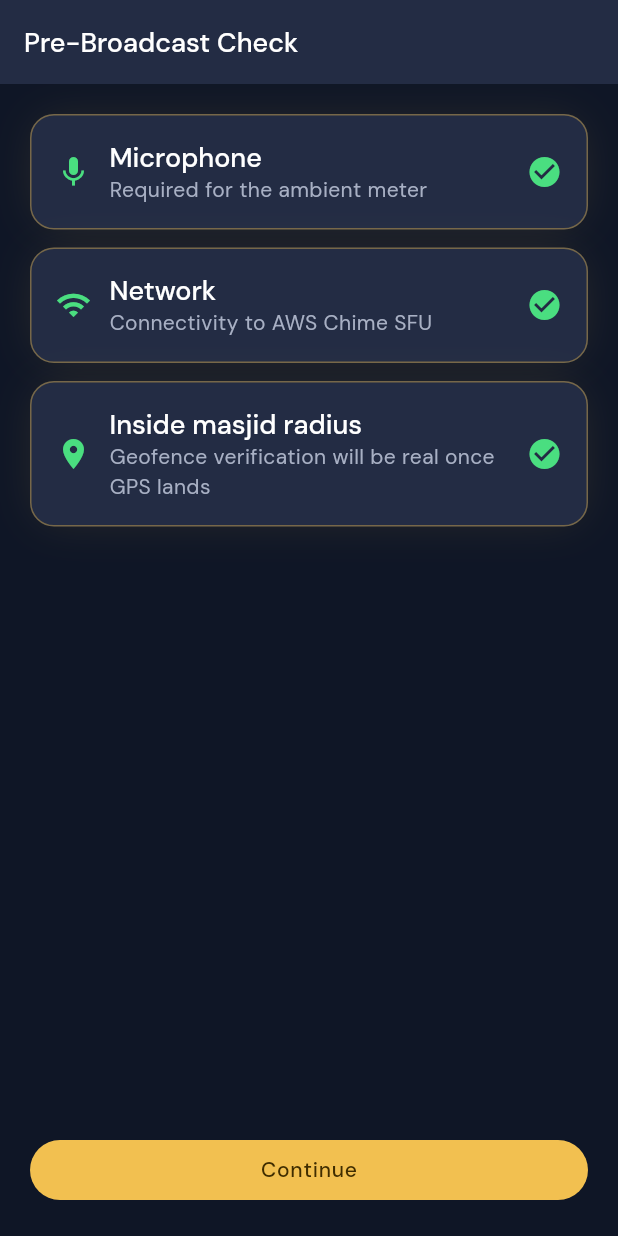
After one commit to Pierceeee/muslim-guider-pro, a Flutter app: the GoLivePreCheckScreen screen opened by its route, on a phone screen of 412 x 824 dp. The commit adds this screen. Run offline on Flutter 3.47's test engine with Material 3 defaults, Android fonts, the phone set to English and light mode, and no system bars; our stand-ins replace flutter_riverpod, go_router, google_fonts, hijri, permission_handler; accounts and stored records are empty.

Commit message:
feat(go-live): add pre-broadcast check screen with permission flow

```diff
--- a/lib/core/router/app_router.dart
+++ b/lib/core/router/app_router.dart
@@ -5,6 +5,7 @@ import 'package:go_router/go_router.dart';
 import '../../data/models/user.dart';
 import '../../features/auth/sign_in_screen.dart';
 import '../../features/broadcaster/dashboard/masjid_dashboard_screen.dart';
+import '../../features/broadcaster/go_live/go_live_pre_check_screen.dart';
 import '../../features/broadcaster/home/home_prayer_widget_screen.dart';
 import '../../features/listener/stub_listener_home.dart';
 import '../../providers/current_user_provider.dart';
@@ -76,8 +77,7 @@ GoRouter buildAppRouter(ProviderContainer container) {
       ),
       GoRoute(
         path: RouteNames.goLive,
-        builder: (context, state) =>
-            const _PlaceholderScreen('Go Live (placeholder)'),
+        builder: (context, state) => const GoLivePreCheckScreen(),
       ),
       GoRoute(
         path: '${RouteNames.livePath}/:streamId',
--- /dev/null
+++ b/lib/features/broadcaster/go_live/go_live_pre_check_screen.dart
@@ -0,0 +1,109 @@
+import 'package:flutter/foundation.dart';
+import 'package:flutter/material.dart';
+import 'package:flutter_riverpod/flutter_riverpod.dart';
+import 'package:go_router/go_router.dart';
+import 'package:permission_handler/permission_handler.dart';
+
+import '../../../core/router/route_names.dart';
+import '../../../providers/current_masjid_provider.dart';
+import '../../../providers/current_user_provider.dart';
+import '../../../providers/repository_providers.dart';
+import 'go_live_controller.dart';
+import 'widgets/check_card.dart';
+
+class GoLivePreCheckScreen extends ConsumerStatefulWidget {
+  const GoLivePreCheckScreen({super.key});
+
+  @override
+  ConsumerState<GoLivePreCheckScreen> createState() =>
+      _GoLivePreCheckScreenState();
+}
+
+class _GoLivePreCheckScreenState extends ConsumerState<GoLivePreCheckScreen> {
+  @override
+  void initState() {
+    super.initState();
+    WidgetsBinding.instance.addPostFrameCallback((_) {
+      ref.read(goLiveControllerProvider.notifier).runFakeChecks();
+      _requestMic();
+    });
+  }
+
+  Future<void> _requestMic() async {
+    final controller = ref.read(goLiveControllerProvider.notifier)
+      ..setMic(CheckStatus.checking);
+    try {
+      final status = await Permission.microphone.request();
+      controller.setMic(
+        status.isGranted ? CheckStatus.ok : CheckStatus.failed,
+      );
+    } catch (_) {
+      controller.setMic(CheckStatus.failed);
+    }
+  }
+
+  Future<void> _onContinue() async {
+    final user = ref.read(currentUserProvider).value;
+    final masjid = ref.read(currentMasjidProvider);
+    if (user == null || masjid == null) return;
+    final stream = ref
+        .read(broadcastRepositoryProvider)
+        .startBroadcast(masjidId: masjid.id, muadhinId: user.id);
+    if (!mounted) return;
+    context.pushReplacement('${RouteNames.livePath}/${stream.id}');
+  }
+
+  @override
+  Widget build(BuildContext context) {
+    final state = ref.watch(goLiveControllerProvider);
+    return Scaffold(
+      appBar: AppBar(title: const Text('Pre-Broadcast Check')),
+      body: SafeArea(
+        child: Padding(
+          padding: const EdgeInsets.all(20),
+          child: Column(
+            crossAxisAlignment: CrossAxisAlignment.stretch,
+            children: [
+              CheckCard(
+                icon: Icons.mic,
+                title: 'Microphone',
+                subtitle: state.mic == CheckStatus.failed
+                    ? 'Permission denied — open Settings to enable'
+                    : 'Required for the ambient meter',
+                status: state.mic,
+                onRetry: state.mic == CheckStatus.failed ? openAppSettings : null,
+              ),
+              const SizedBox(height: 12),
+              CheckCard(
+                icon: Icons.wifi,
+                title: 'Network',
+                subtitle: 'Connectivity to AWS Chime SFU',
+                status: state.network,
+              ),
+              const SizedBox(height: 12),
+              CheckCard(
+                icon: Icons.place,
+                title: 'Inside masjid radius',
+                subtitle:
+                    'Geofence verification will be real once GPS lands',
+                status: state.geofence,
+              ),
+              const Spacer(),
+              if (kDebugMode && state.mic != CheckStatus.ok)
+                TextButton(
+                  onPressed: () => ref
+                      .read(goLiveControllerProvider.notifier)
+                      .setMic(CheckStatus.ok),
+                  child: const Text('Debug: force mic OK'),
+                ),
+              FilledButton(
+                onPressed: state.allOk ? _onContinue : null,
+                child: const Text('Continue'),
+              ),
+            ],
+          ),
+        ),
+      ),
+    );
+  }
+}
```
Also changed, not shown: 1 other file.
